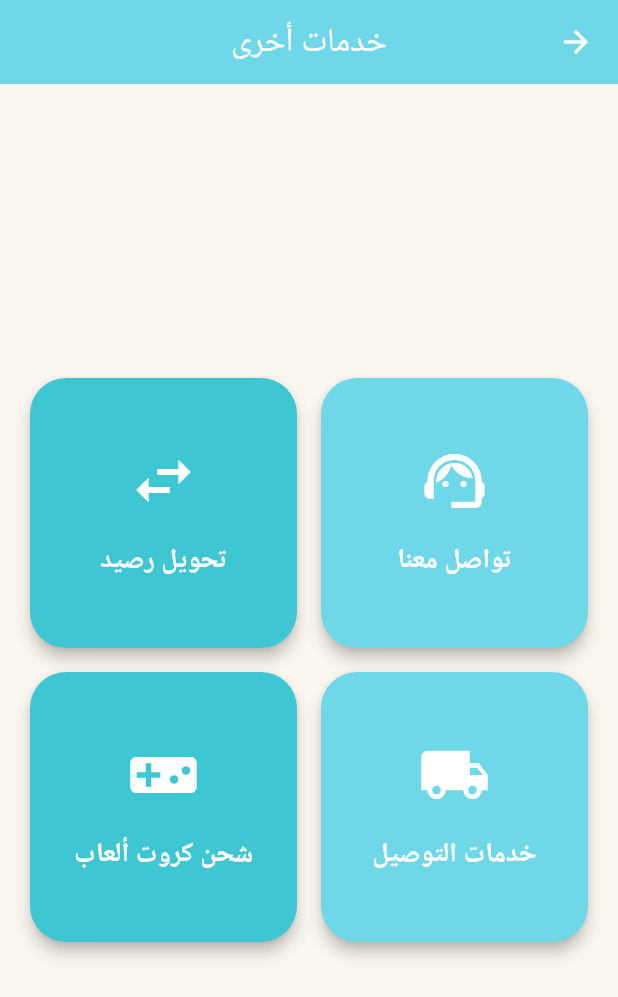
After one commit to BILALalali/M-store, a Flutter app: the OtherServicesScreen screen opened directly, on a phone screen of 412 x 824 dp. The commit adds this screen. Shown: the top 997 px of the screen. Run offline on Flutter 3.47's test engine with Material 3 defaults, Android fonts, the phone set to English and light mode, and no system bars; our stand-ins replace flutter_dotenv, image_picker, supabase_flutter; accounts and stored records are empty; network calls fail; Roboto replaces fonts that are missing (Cairo).

Commit message:
services S

```diff
--- a/user_app/lib/main.dart
+++ b/user_app/lib/main.dart
@@ -6,6 +6,7 @@ import 'presentation/screens/home_screen.dart';
 import 'presentation/screens/main_screen.dart';
 import 'package:flutter_localizations/flutter_localizations.dart';
 import 'core/services/supabase_service.dart';
+import 'presentation/screens/other_services_screen.dart';
 
 void main() async {
   WidgetsFlutterBinding.ensureInitialized();
@@ -28,6 +29,14 @@ class MyApp extends StatelessWidget {
         '/register': (context) => const RegisterScreen(),
         '/home': (context) => HomeScreen(),
         '/main': (context) => MainScreen(),
+        '/service1': (context) =>
+            const OtherServicePlaceholderScreen(title: 'دفع فاتورة'),
+        '/service2': (context) =>
+            const OtherServicePlaceholderScreen(title: 'تحويل رصيد'),
+        '/service3': (context) =>
+            const OtherServicePlaceholderScreen(title: 'شحن رصيد'),
+        '/service4': (context) =>
+            const OtherServicePlaceholderScreen(title: 'تبرع'),
       },
       locale: const Locale('ar'),
       supportedLocales: const [Locale('ar')],
--- a/user_app/lib/presentation/screens/balance_screen.dart
+++ /dev/null
@@ -1,15 +0,0 @@
-import 'package:flutter/material.dart';
-
-class BalanceScreen extends StatelessWidget {
-  const BalanceScreen({super.key});
-
-  @override
-  Widget build(BuildContext context) {
-    return const Center(
-      child: Text(
-        'شاشة شحن الأرصدة',
-        style: TextStyle(fontSize: 20, fontWeight: FontWeight.bold),
-      ),
-    );
-  }
-}
--- a/user_app/lib/presentation/screens/main_screen.dart
+++ b/user_app/lib/presentation/screens/main_screen.dart
@@ -3,7 +3,7 @@ import 'home_screen.dart';
 import 'account_screen.dart';
 import 'orders_screen.dart';
 import 'store_screen.dart';
-import 'balance_screen.dart';
+import 'other_services_screen.dart';
 
 class MainScreen extends StatefulWidget {
   const MainScreen({super.key});
@@ -20,7 +20,7 @@ class _MainScreenState extends State<MainScreen> {
     OrdersScreen(),
     HomeScreen(),
     StoreScreen(),
-    BalanceScreen(),
+    OtherServicesScreen(),
   ];
 
   @override
@@ -79,8 +79,8 @@ class _MainScreenState extends State<MainScreen> {
                       primaryColor: primaryColor,
                     ),
                     _buildNavItem(
-                      icon: Icons.account_balance_wallet_outlined,
-                      label: 'شحن أرصدة',
+                      icon: Icons.widgets_outlined, // أيقونة خدمات متنوعة
+                      label: 'خدمات أخرى',
                       index: 4,
                       selected: _currentIndex == 4,
                       primaryColor: primaryColor,
--- /dev/null
+++ b/user_app/lib/presentation/screens/other_services_screen.dart
@@ -0,0 +1,117 @@
+import 'package:flutter/material.dart';
+
+class OtherServicesScreen extends StatelessWidget {
+  const OtherServicesScreen({super.key});
+
+  @override
+  Widget build(BuildContext context) {
+    // ألوان الهوية البصرية
+    const Color turquoise = Color(0xFF6FD8E8);
+    const Color turquoiseDark = Color(0xFF3EC6D3);
+    const Color beige = Color(0xFFFAF6EF);
+    final services = [
+      {
+        'title': 'تواصل معنا',
+        'icon': Icons.support_agent,
+        'color': turquoise,
+        'route': '/service1',
+      },
+      {
+        'title': 'تحويل رصيد',
+        'icon': Icons.swap_horiz,
+        'color': turquoiseDark,
+        'route': '/service2',
+      },
+      {
+        'title': 'خدمات التوصيل',
+        'icon': Icons.local_shipping,
+        'color': turquoise,
+        'route': '/service3',
+      },
+      {
+        'title': 'شحن كروت ألعاب',
+        'icon': Icons.videogame_asset,
+        'color': turquoiseDark,
+        'route': '/service4',
+      },
+    ];
+
+    return Scaffold(
+      appBar: AppBar(
+        title: const Text('خدمات أخرى'),
+        centerTitle: true,
+        backgroundColor: turquoise,
+        elevation: 0,
+      ),
+      backgroundColor: beige,
+      body: Center(
+        child: LayoutBuilder(
+          builder: (context, constraints) {
+            final double cardWidth = (constraints.maxWidth - 56) / 2;
+            return Wrap(
+              spacing: 16,
+              runSpacing: 16,
+              alignment: WrapAlignment.center,
+              children: services.map((service) {
+                return Material(
+                  color: service['color'] as Color,
+                  borderRadius: BorderRadius.circular(24),
+                  elevation: 4,
+                  child: InkWell(
+                    borderRadius: BorderRadius.circular(24),
+                    onTap: () {
+                      Navigator.pushNamed(context, service['route'] as String);
+                    },
+                    child: Container(
+                      width: cardWidth < 160 ? 160 : cardWidth,
+                      height: 180,
+                      padding: const EdgeInsets.all(16),
+                      child: Column(
+                        mainAxisAlignment: MainAxisAlignment.center,
+                        children: [
+                          Icon(
+                            service['icon'] as IconData,
+                            size: 48,
+                            color: Colors.white,
+                          ),
+                          const SizedBox(height: 16),
+                          Text(
+                            service['title'] as String,
+                            style: const TextStyle(
+                              color: Colors.white,
+                              fontSize: 18,
+                              fontWeight: FontWeight.bold,
+                            ),
+                            textAlign: TextAlign.center,
+                          ),
+                        ],
+                      ),
+                    ),
+                  ),
+                );
+              }).toList(),
+            );
+          },
+        ),
+      ),
+    );
+  }
+}
+
+class OtherServicePlaceholderScreen extends StatelessWidget {
+  final String title;
+  const OtherServicePlaceholderScreen({super.key, required this.title});
+
+  @override
+  Widget build(BuildContext context) {
+    return Scaffold(
+      appBar: AppBar(title: Text(title)),
+      body: Center(
+        child: Text(
+          'صفحة $title (تحت الإنشاء)',
+          style: const TextStyle(fontSize: 22, fontWeight: FontWeight.bold),
+        ),
+      ),
+    );
+  }
+}
```
